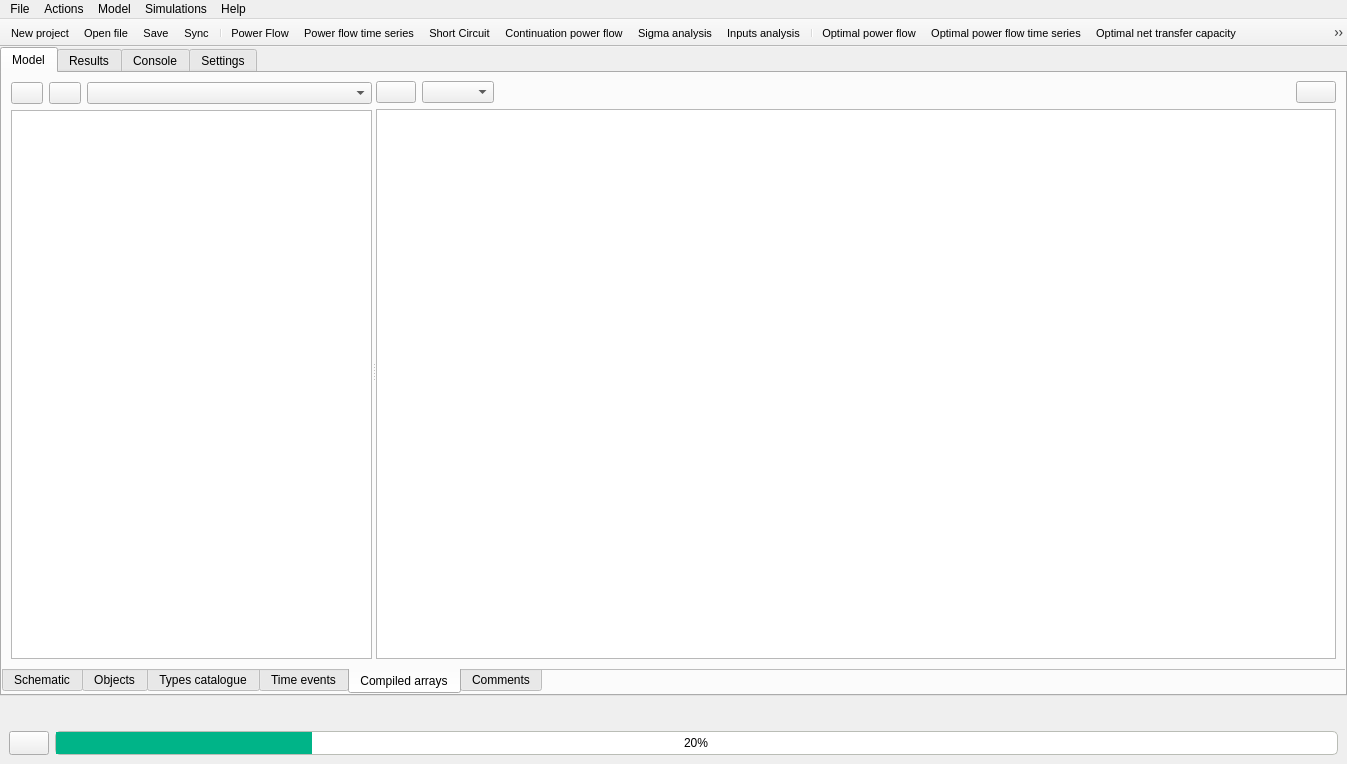
The window that src/GridCal/Gui/Main/MainWindow.ui (SanPen/GridCal) describes before a commit, drawn with Qt 5.
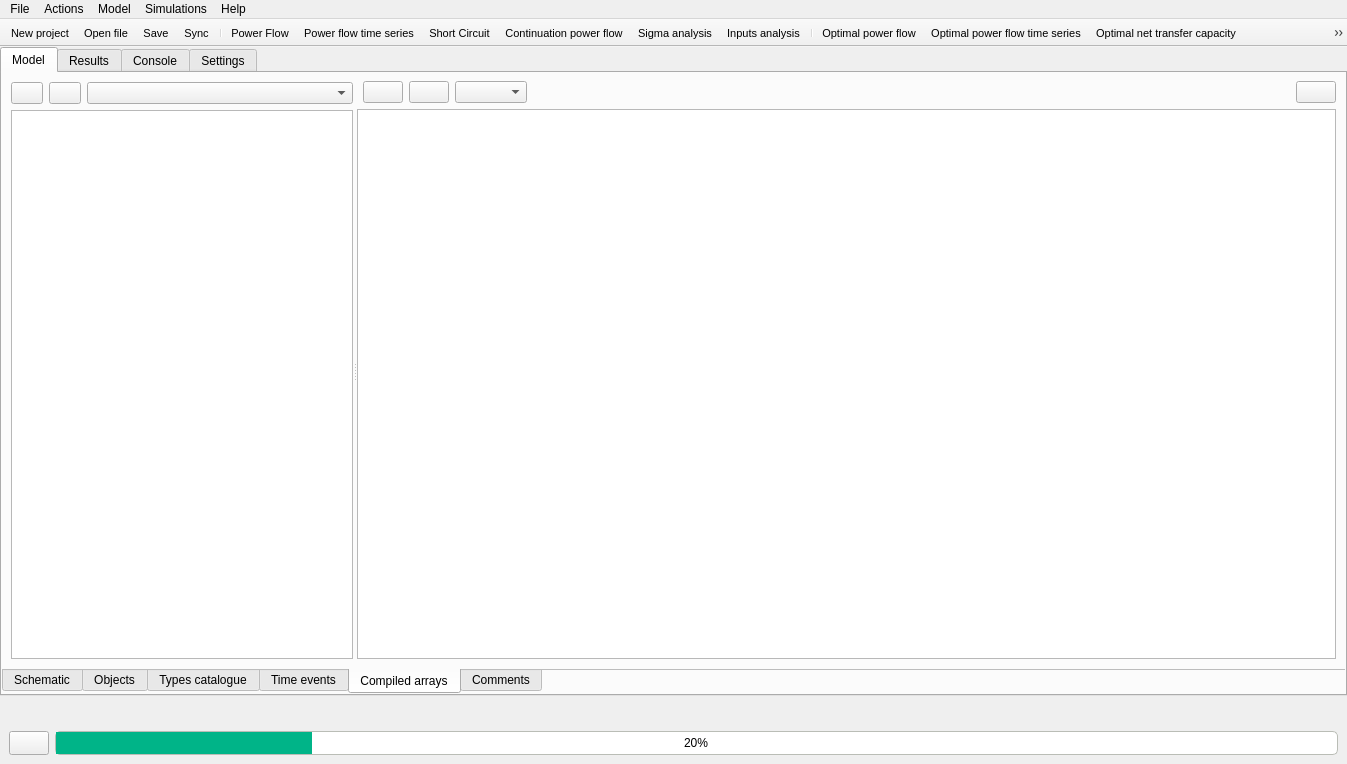
The same window after the commit. The open tabs and pages were chosen to show the change. Icons and pictures are not drawn.

Commit message: Added Highs for linux Added a button to copy the compiled arrays as numpy started a file on derivatives research

Diff of the .ui file:
```diff
--- a/src/GridCal/Gui/Main/MainWindow.ui
+++ b/src/GridCal/Gui/Main/MainWindow.ui
@@ -1643,6 +1643,9 @@
                  <number>8</number>
                 </property>
                 <item row="0" column="3">
+                 <widget class="QComboBox" name="arrayModeComboBox"/>
+                </item>
+                <item row="0" column="5">
                  <spacer name="horizontalSpacer_23">
                   <property name="orientation">
                    <enum>Qt::Horizontal</enum>
@@ -1655,30 +1658,24 @@
                   </property>
                  </spacer>
                 </item>
+                <item row="1" column="0" colspan="7">
+                 <widget class="QTableView" name="simulationDataStructureTableView"/>
+                </item>
                 <item row="0" column="1">
-                 <widget class="QComboBox" name="arrayModeComboBox"/>
-                </item>
-                <item row="0" column="0">
-                 <widget class="QPushButton" name="copyArraysButton">
-                  <property name="minimumSize">
-                   <size>
-                    <width>32</width>
-                    <height>0</height>
-                   </size>
-                  </property>
+                 <widget class="QPushButton" name="copyArraysToNumpyButton">
                   <property name="toolTip">
-                   <string>Copy array to clipboard</string>
+                   <string>Copy to data frame to clipboard in array format</string>
                   </property>
                   <property name="text">
                    <string/>
                   </property>
                   <property name="icon">
                    <iconset resource="icons.qrc">
-                    <normaloff>:/Icons/icons/copy.svg</normaloff>:/Icons/icons/copy.svg</iconset>
+                    <normaloff>:/Icons/icons/array.svg</normaloff>:/Icons/icons/array.svg</iconset>
                   </property>
                  </widget>
                 </item>
-                <item row="0" column="4">
+                <item row="0" column="6">
                  <widget class="QPushButton" name="plotArraysButton">
                   <property name="minimumSize">
                    <size>
@@ -1698,8 +1695,25 @@
                   </property>
                  </widget>
                 </item>
-                <item row="1" column="0" colspan="5">
-                 <widget class="QTableView" name="simulationDataStructureTableView"/>
+                <item row="0" column="2">
+                 <widget class="QPushButton" name="copyArraysButton">
+                  <property name="minimumSize">
+                   <size>
+                    <width>32</width>
+                    <height>0</height>
+                   </size>
+                  </property>
+                  <property name="toolTip">
+                   <string>Copy array to clipboard</string>
+                  </property>
+                  <property name="text">
+                   <string/>
+                  </property>
+                  <property name="icon">
+                   <iconset resource="icons.qrc">
+                    <normaloff>:/Icons/icons/copy.svg</normaloff>:/Icons/icons/copy.svg</iconset>
+                  </property>
+                 </widget>
                 </item>
                </layout>
               </widget>
```
The commit also changes 12 other files.
